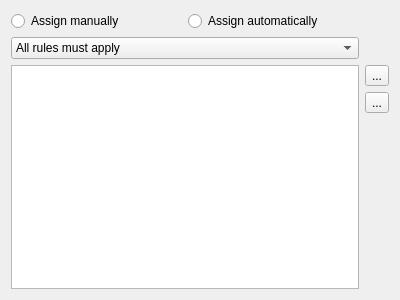
First picture: the form in ui/labelset_options.ui, repository jopohl/urh, before the edit.
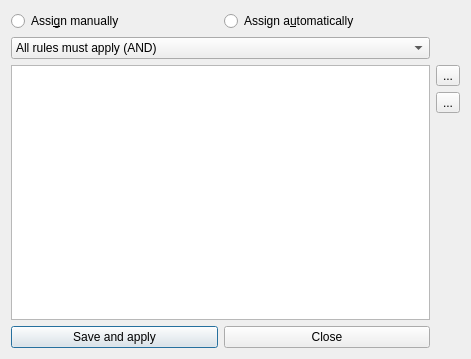
Second picture: the form after the edit. Icons and pictures are not drawn.

Patch:
```diff
--- a/ui/labelset_options.ui
+++ b/ui/labelset_options.ui
@@ -6,8 +6,8 @@
    <rect>
     <x>0</x>
     <y>0</y>
-    <width>400</width>
-    <height>300</height>
+    <width>471</width>
+    <height>359</height>
    </rect>
   </property>
   <property name="windowTitle">
@@ -17,14 +17,14 @@
    <item row="0" column="0">
     <widget class="QRadioButton" name="rbAssignManually">
      <property name="text">
-      <string>Assign manually</string>
+      <string>Assi&amp;gn manually</string>
      </property>
     </widget>
    </item>
    <item row="0" column="1">
     <widget class="QRadioButton" name="rbAssignAutomatically">
      <property name="text">
-      <string>Assign automatically</string>
+      <string>Assign a&amp;utomatically</string>
      </property>
     </widget>
    </item>
@@ -32,7 +32,7 @@
     <widget class="QComboBox" name="cbRulesetMode">
      <item>
       <property name="text">
-       <string>All rules must apply</string>
+       <string>All rules must apply (AND)</string>
       </property>
      </item>
      <item>
@@ -89,6 +89,24 @@
      </property>
     </spacer>
    </item>
+   <item row="5" column="0" colspan="2">
+    <layout class="QHBoxLayout" name="horizontalLayout">
+     <item>
+      <widget class="QPushButton" name="btnSaveAndApply">
+       <property name="text">
+        <string>Save and apply</string>
+       </property>
+      </widget>
+     </item>
+     <item>
+      <widget class="QPushButton" name="btnClose">
+       <property name="text">
+        <string>Close</string>
+       </property>
+      </widget>
+     </item>
+    </layout>
+   </item>
   </layout>
  </widget>
  <resources/>
```
Left out of the diff: 10 changed lines with no effect on the pictures.
